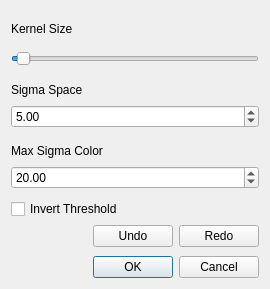
Before: the Qt Designer form gui/parametersdialog.ui in librehat/caiga, drawn with Qt 5.
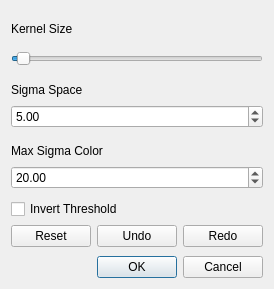
After: the same form once the commit is applied. Icons and pictures are not drawn.

Patch:
```diff
--- a/gui/parametersdialog.ui
+++ b/gui/parametersdialog.ui
@@ -104,6 +104,16 @@
    </item>
    <item>
     <layout class="QHBoxLayout" name="horizontalLayout">
+     <item>
+      <widget class="QPushButton" name="resetButton">
+       <property name="text">
+        <string>Reset</string>
+       </property>
+       <property name="icon">
+        <iconset theme="document-revert"/>
+       </property>
+      </widget>
+     </item>
      <item>
       <spacer name="horizontalSpacer">
        <property name="orientation">
```
Left out of the diff: 8 changed lines with no effect on the pictures.
